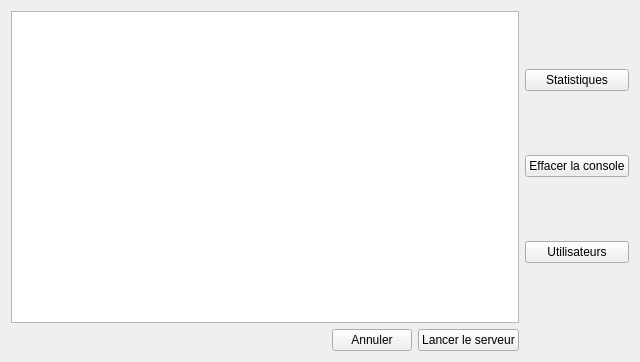
Georges987/QWolf, file server.ui: the form before one commit.
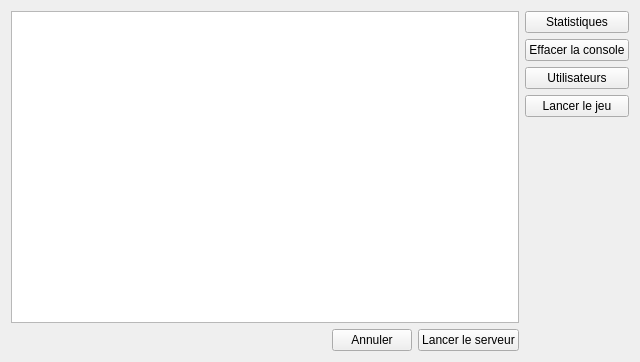
The form after the commit.

What changed in the file:
```diff
--- a/server.ui
+++ b/server.ui
@@ -40,6 +40,26 @@
        </property>
       </widget>
      </item>
+     <item>
+      <widget class="QPushButton" name="pushButton">
+       <property name="text">
+        <string>Lancer le jeu</string>
+       </property>
+      </widget>
+     </item>
+     <item>
+      <spacer name="verticalSpacer">
+       <property name="orientation">
+        <enum>Qt::Vertical</enum>
+       </property>
+       <property name="sizeHint" stdset="0">
+        <size>
+         <width>20</width>
+         <height>40</height>
+        </size>
+       </property>
+      </spacer>
+     </item>
     </layout>
    </item>
    <item row="1" column="0">
```
Left out of the diff: 19 changed lines with no effect on the pictures.
